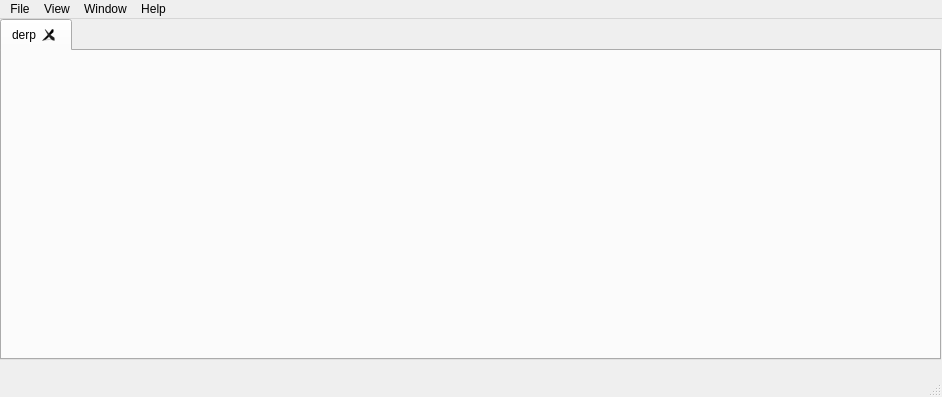
This is mainwindow.ui in MrQweex/Curmudgeon as Qt 5 draws it before an edit. The edited form follows.
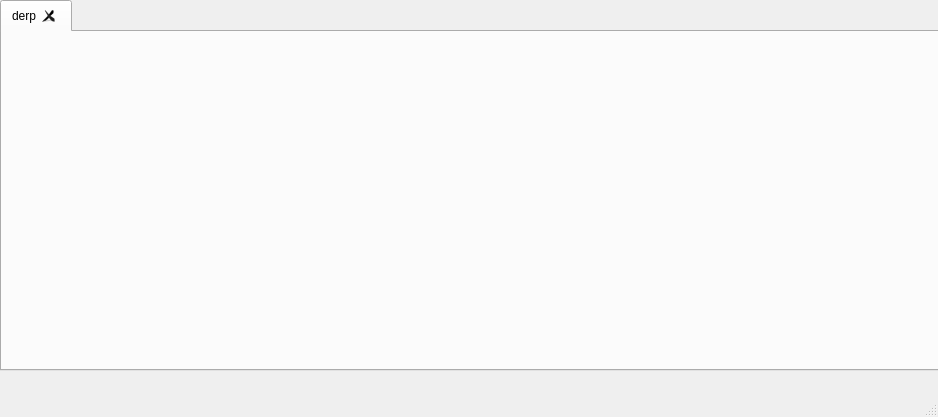
This is the edited form.

Patch:
```diff
--- a/mainwindow.ui
+++ b/mainwindow.ui
@@ -6,8 +6,8 @@
    <rect>
     <x>0</x>
     <y>0</y>
-    <width>942</width>
-    <height>397</height>
+    <width>938</width>
+    <height>417</height>
    </rect>
   </property>
   <property name="sizePolicy">
@@ -26,7 +26,7 @@
       <x>0</x>
       <y>0</y>
       <width>941</width>
-      <height>341</height>
+      <height>371</height>
      </rect>
     </property>
     <property name="layoutDirection">
@@ -54,50 +54,17 @@
     </widget>
    </widget>
   </widget>
+  <widget class="QStatusBar" name="statusBar"/>
   <widget class="QMenuBar" name="menuBar">
    <property name="geometry">
     <rect>
      <x>0</x>
      <y>0</y>
-     <width>942</width>
+     <width>938</width>
      <height>22</height>
     </rect>
    </property>
-   <widget class="QMenu" name="menuFIle">
-    <property name="title">
-     <string>File</string>
-    </property>
-    <addaction name="actionNew_Soundboard"/>
-    <addaction name="actionOpen_Soundboard"/>
-    <addaction name="actionSave_Soundboard"/>
-    <addaction name="actionClose_Soundboard"/>
-   </widget>
-   <widget class="QMenu" name="menuWindow">
-    <property name="title">
-     <string>Window</string>
-    </property>
-    <addaction name="actionMinimize"/>
-    <addaction name="actionZoom"/>
-   </widget>
-   <widget class="QMenu" name="menuHelp">
-    <property name="title">
-     <string>Help</string>
-    </property>
-    <addaction name="actionAbout"/>
-   </widget>
-   <widget class="QMenu" name="menuView">
-    <property name="title">
-     <string>View</string>
-    </property>
-    <addaction name="actionNext_Soundboard"/>
-    <addaction name="actionPrevious_Soundboard"/>
-   </widget>
-   <addaction name="menuFIle"/>
-   <addaction name="menuView"/>
-   <addaction name="menuWindow"/>
-   <addaction name="menuHelp"/>
   </widget>
-  <widget class="QStatusBar" name="statusBar"/>
   <action name="actionMinimize">
    <property name="text">
     <string>Minimize</string>
```
Left out of the diff: 128 changed lines with no effect on the pictures.
